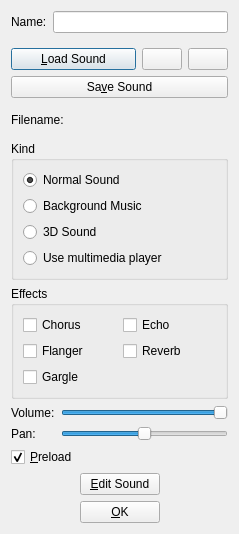
Above: dialogs/soundpropertiesdialog.ui from 0xFEEDC0DE64/QtGameMaker before the change. Below: the same form after it.
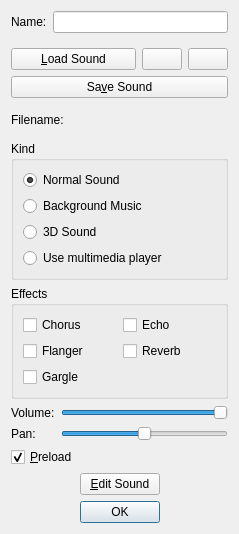
That is the form after the change. Icons and pictures are not drawn.

Commit message: Fixed rename errors in dialogs, implemented lots more

Patch:
```diff
--- a/dialogs/soundpropertiesdialog.ui
+++ b/dialogs/soundpropertiesdialog.ui
@@ -288,45 +288,14 @@
     </layout>
    </item>
    <item>
-    <layout class="QHBoxLayout" name="horizontalLayout_3">
-     <item>
-      <spacer name="horizontalSpacer_4">
-       <property name="orientation">
-        <enum>Qt::Horizontal</enum>
-       </property>
-       <property name="sizeHint" stdset="0">
-        <size>
-         <width>40</width>
-         <height>20</height>
-        </size>
-       </property>
-      </spacer>
-     </item>
-     <item>
-      <widget class="QPushButton" name="pushButtonOk">
-       <property name="text">
-        <string>&amp;OK</string>
-       </property>
-       <property name="icon">
-        <iconset resource="../resources.qrc">
-         <normaloff>:/qtgameengine/icons/ok.png</normaloff>:/qtgameengine/icons/ok.png</iconset>
-       </property>
-      </widget>
-     </item>
-     <item>
-      <spacer name="horizontalSpacer_3">
-       <property name="orientation">
-        <enum>Qt::Horizontal</enum>
-       </property>
-       <property name="sizeHint" stdset="0">
-        <size>
-         <width>40</width>
-         <height>20</height>
-        </size>
-       </property>
-      </spacer>
-     </item>
-    </layout>
+    <widget class="QDialogButtonBox" name="buttonBox">
+     <property name="standardButtons">
+      <set>QDialogButtonBox::Ok</set>
+     </property>
+     <property name="centerButtons">
+      <bool>true</bool>
+     </property>
+    </widget>
    </item>
   </layout>
  </widget>
```
Left out of the diff: 24 changed lines with no effect on the pictures. The commit also changes 25 other files.
